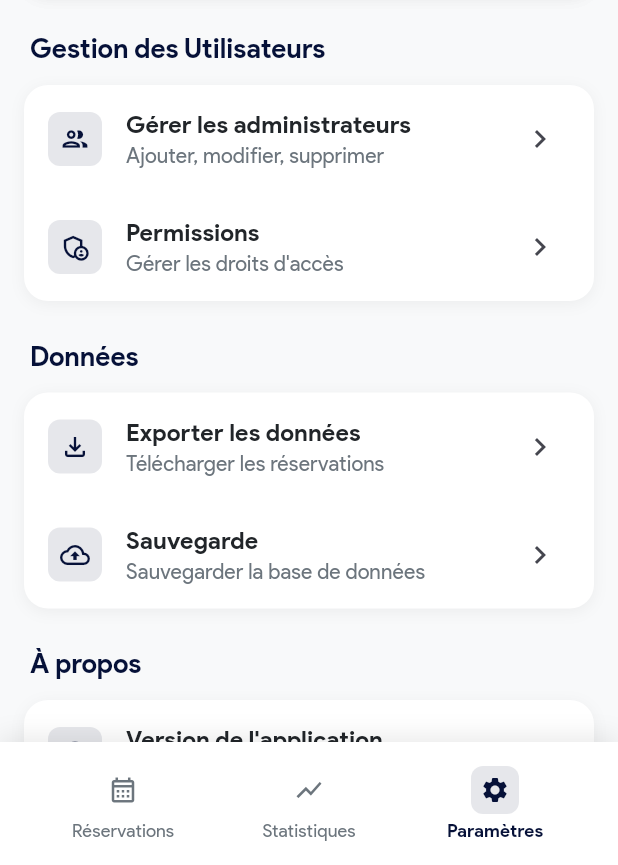
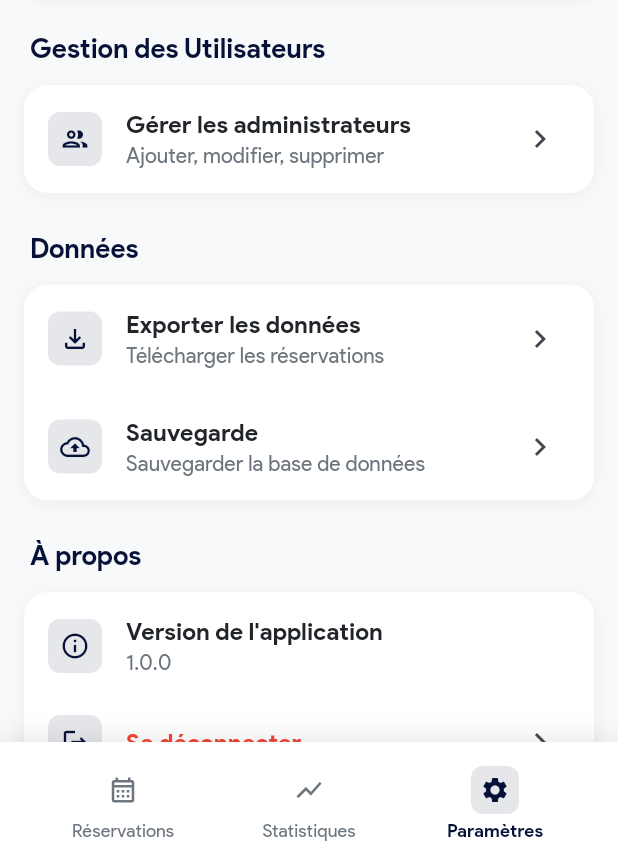
Before and after one commit to SalahEddineGhezaiel/JerbiApp, a Flutter app: the MainPage screen opened directly, item 3 of the bottom bar chosen, on a phone screen of 412 x 824 dp, the part 371-1236 px from its top. Run offline on Flutter 3.47's test engine with Material 3 defaults, Android fonts, the phone set to English and light mode, and no system bars; network calls fail.

Commit message:
Update settings_content.dart

```diff
--- a/jerbi_app/lib/features/settings/settings_content.dart
+++ b/jerbi_app/lib/features/settings/settings_content.dart
@@ -221,13 +221,7 @@ class _SettingsContentState extends State<SettingsContent> {
           title: AppStrings.manageAdmins,
           subtitle: AppStrings.manageAdminsSubtitle,
           onTap: () => _showUserManagementPage(),
-        ),
-        _buildSettingsTile(
-          icon: Icons.admin_panel_settings_outlined,
-          title: AppStrings.permissions,
-          subtitle: AppStrings.permissionsSubtitle,
-          onTap: () => _showPermissionsPage(),
-        ),
+        )
       ],
     );
   }
```
